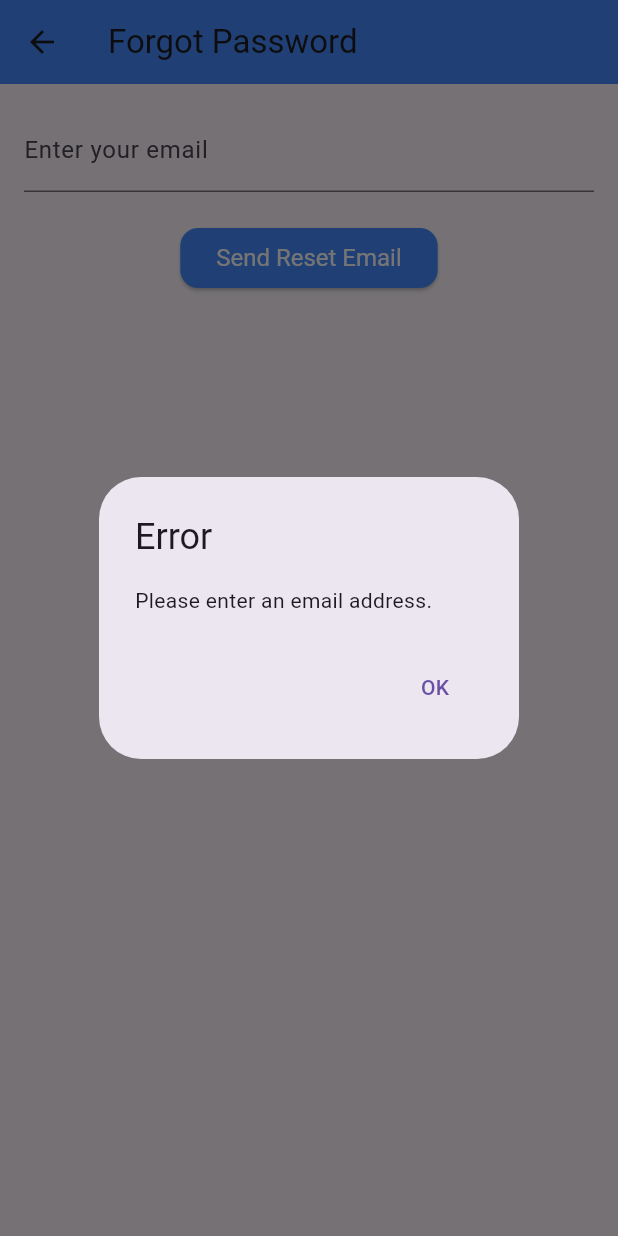
After one commit to FreshStart-Team14/FreshStart, a Flutter app: the ForgotPasswordScreen screen opened directly, after a tap on "Send Reset Email", on a phone screen of 412 x 824 dp. The commit adds this screen. Run offline on Flutter 3.47's test engine with Material 3 defaults, Android fonts, the phone set to English and light mode, and no system bars; our stand-ins replace cloud_firestore, firebase_auth, firebase_core, shared_preferences, table_calendar; accounts and stored records are empty.

Commit message:
Forgot Password Feature

```diff
--- /dev/null
+++ b/lib/screens/forgot_password_screen.dart
@@ -0,0 +1,82 @@
+import 'package:firebase_auth/firebase_auth.dart';
+import 'package:flutter/material.dart';
+
+class ForgotPasswordScreen extends StatefulWidget {
+  @override
+  _ForgotPasswordScreenState createState() => _ForgotPasswordScreenState();
+}
+
+class _ForgotPasswordScreenState extends State<ForgotPasswordScreen> {
+  final _emailController = TextEditingController();
+
+  final FirebaseAuth _auth = FirebaseAuth.instance;
+
+  void _resetPassword() async {
+    String email = _emailController.text;
+    if (email.isEmpty) {
+      _showAlertDialog('Error', 'Please enter an email address.');
+      return;
+    }
+
+    try {
+      await _auth.sendPasswordResetEmail(email: email);
+      _showAlertDialog('Success', 'Password reset email sent. Please check your inbox.');
+    } catch (e) {
+      _showAlertDialog('Error', 'Failed to send password reset email. Please try again.');
+    }
+  }
+
+  void _showAlertDialog(String title, String message) {
+    showDialog(
+      context: context,
+      builder: (BuildContext context) {
+        return AlertDialog(
+          title: Text(title),
+          content: Text(message),
+          actions: [
+            TextButton(
+              child: Text('OK'),
+              onPressed: () {
+                Navigator.of(context).pop();
+              },
+            ),
+          ],
+        );
+      },
+    );
+  }
+
+  @override
+  Widget build(BuildContext context) {
+    return Scaffold(
+      appBar: AppBar(
+        title: Text('Forgot Password'),
+        backgroundColor: Colors.blueAccent,
+      ),
+      body: Padding(
+        padding: EdgeInsets.all(16.0),
+        child: Column(
+          children: [
+            TextField(
+              controller: _emailController,
+              decoration: InputDecoration(labelText: 'Enter your email'),
+            ),
+            SizedBox(height: 20),
+            ElevatedButton(
+              onPressed: _resetPassword,
+              child: Text('Send Reset Email'),
+              style: ElevatedButton.styleFrom(
+                backgroundColor: Colors.blueAccent,
+                foregroundColor: Colors.white,
+                textStyle: TextStyle(fontSize: 16),
+                shape: RoundedRectangleBorder(
+                  borderRadius: BorderRadius.circular(12),
+                ),
+              ),
+            ),
+          ],
+        ),
+      ),
+    );
+  }
+}
--- a/lib/screens/login_screen.dart
+++ b/lib/screens/login_screen.dart
@@ -1,6 +1,7 @@
 import 'package:flutter/material.dart';
 import 'package:firebase_auth/firebase_auth.dart';
 import 'package:freshstart/screens/create_account_screen.dart';
+import 'package:freshstart/screens/forgot_password_screen.dart';
 import 'package:freshstart/screens/register.dart';
 import 'dashboard.dart';
 
@@ -95,6 +96,16 @@ class _LoginScreenState extends State<LoginScreen> {
                 foregroundColor: Colors.blueAccent
               )
             ),
+                      TextButton(
+            onPressed: () {
+              Navigator.of(context).push(MaterialPageRoute(builder: (context) => ForgotPasswordScreen()));
+            },
+            child: Text('Forgot Password?'),
+            style: TextButton.styleFrom(
+              foregroundColor: Colors.blueAccent
+            ),
+          ),
+
           ],
         ),
       ),
```
